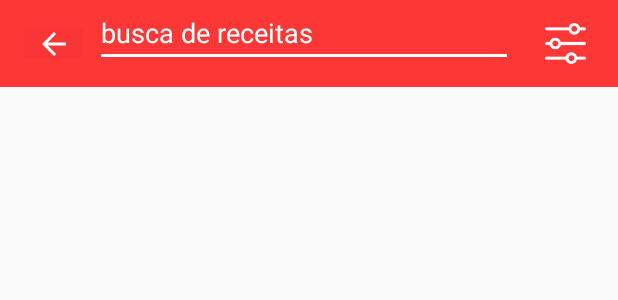
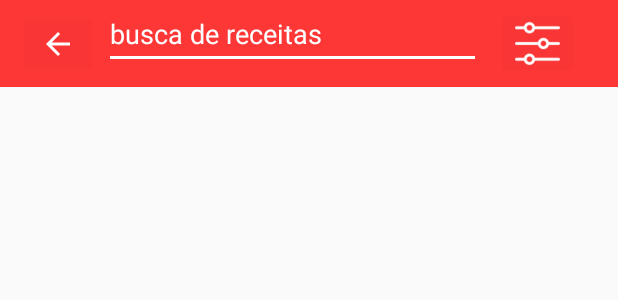
Before and after one commit to imateus/prato_raso, an Android app: the layout searchable.xml on its own in the app's theme, with its tools: preview values and no code run, on a phone screen of 412 x 824 dp. Shown: the top 300 px of the screen. Run offline under Robolectric (Android 15) with nearby library versions, the phone set to English and light mode, and no system bars.

Commit message:
Inclusão de tela de Filtros
Inclusão de tela de Filtros

```diff
--- a/Prato Raso Project/app/src/main/res/layout/app_bar_main.xml
+++ b/Prato Raso Project/app/src/main/res/layout/app_bar_main.xml
@@ -1,5 +1,6 @@
 <?xml version="1.0" encoding="utf-8"?>
-<android.support.design.widget.CoordinatorLayout xmlns:android="http://schemas.android.com/apk/res/android"
+<android.support.design.widget.CoordinatorLayout
+    xmlns:android="http://schemas.android.com/apk/res/android"
     xmlns:app="http://schemas.android.com/apk/res-auto"
     xmlns:tools="http://schemas.android.com/tools"
     android:layout_width="match_parent"
--- a/Prato Raso Project/app/src/main/res/layout/searchable.xml
+++ b/Prato Raso Project/app/src/main/res/layout/searchable.xml
@@ -23,52 +23,50 @@
         android:id="@+id/editTextSearch"
         android:layout_width="0dp"
         android:layout_height="0dp"
-        android:layout_marginBottom="13dp"
-        android:layout_marginEnd="16dp"
-        android:layout_marginStart="63dp"
+        android:layout_marginEnd="14dp"
         android:ems="10"
         android:hint="busca de receitas"
         android:imeOptions="actionSearch"
         android:inputType="text"
         android:textColor="@android:color/white"
         android:theme="@style/EditTextSearchStyle"
-        app:layout_constraintBottom_toBottomOf="@+id/toolbar3"
-        app:layout_constraintEnd_toEndOf="parent"
-        app:layout_constraintEnd_toStartOf="@+id/imageView"
+        app:layout_constraintBottom_toBottomOf="@+id/imageButton"
+        app:layout_constraintEnd_toStartOf="@+id/imageButton8"
         app:layout_constraintStart_toEndOf="@+id/imageButton"
-        app:layout_constraintStart_toStartOf="parent"
         app:layout_constraintTop_toTopOf="parent" />
 
     <ImageButton
         android:id="@+id/imageButton"
-        android:layout_width="39dp"
-        android:layout_height="19dp"
-        android:layout_marginBottom="18dp"
+        android:layout_width="45dp"
+        android:layout_height="33dp"
+        android:layout_marginBottom="13dp"
         android:layout_marginEnd="8dp"
         android:layout_marginStart="16dp"
-        android:layout_marginTop="17dp"
+        android:layout_marginTop="13dp"
         android:background="@color/cardview_shadow_end_color"
         android:onClick="onBackPressed"
         android:tint="#fff"
         app:layout_constraintBottom_toBottomOf="@+id/toolbar3"
         app:layout_constraintEnd_toStartOf="@+id/editTextSearch"
         app:layout_constraintStart_toStartOf="parent"
-        app:layout_constraintTop_toTopOf="@+id/editTextSearch"
+        app:layout_constraintTop_toTopOf="parent"
         app:srcCompat="?attr/actionModeCloseDrawable" />
 
-    <ImageView
-        android:id="@+id/imageView"
-        android:layout_width="38dp"
-        android:layout_height="27dp"
+    <ImageButton
+        android:id="@+id/imageButton8"
+        android:layout_width="47dp"
+        android:layout_height="35dp"
         android:layout_marginBottom="13dp"
-        android:layout_marginEnd="16dp"
-        android:layout_marginTop="8dp"
+        android:layout_marginEnd="30dp"
+        android:layout_marginTop="11dp"
+        android:background="@color/cardview_shadow_end_color"
+        android:onClick="onFilterPressed"
         app:layout_constraintBottom_toBottomOf="@+id/toolbar3"
         app:layout_constraintEnd_toEndOf="parent"
         app:layout_constraintStart_toEndOf="@+id/editTextSearch"
         app:layout_constraintTop_toTopOf="parent"
-        app:layout_constraintVertical_bias="0.8"
-        app:srcCompat="@mipmap/ic_controls" />
+        app:layout_constraintVertical_bias="0.0"
+        app:srcCompat="@mipmap/ic_system_controller" />
 
 
 </android.support.constraint.ConstraintLayout>
```
Also changed, not shown: Prato Raso Project/app/src/main/java/com/example/hgjunior/pratorasoproject/SearchRecipeActivity.java (+20 -0 lines), Prato Raso Project/app/src/main/res/layout/filter.xml (added, +69 -0 lines), Prato Raso Project/app/src/main/res/values/styles.xml (+7 -0 lines), Prato Raso Project/app/src/main/res/mipmap-hdpi/ic_cancel.png (added), Prato Raso Project/app/src/main/res/mipmap-hdpi/ic_confirm.png (added), Prato Raso Project/app/src/main/res/mipmap-hdpi/ic_controls.png (deleted), Prato Raso Project/app/src/main/res/mipmap-hdpi/ic_system_controller.png (added).
